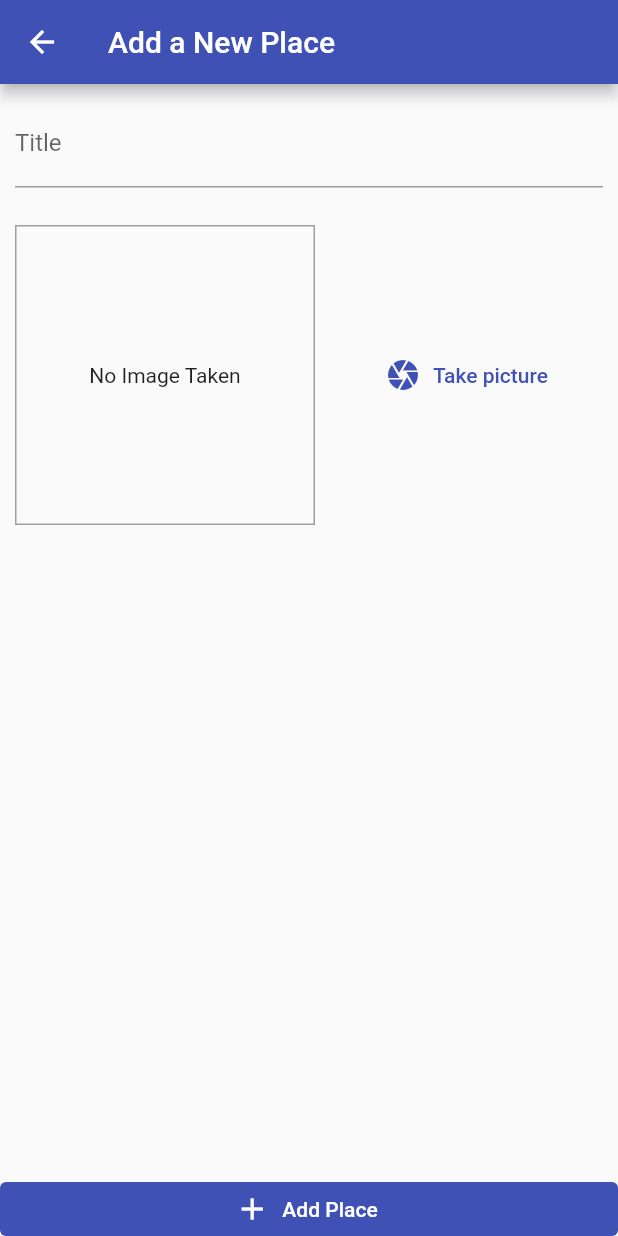
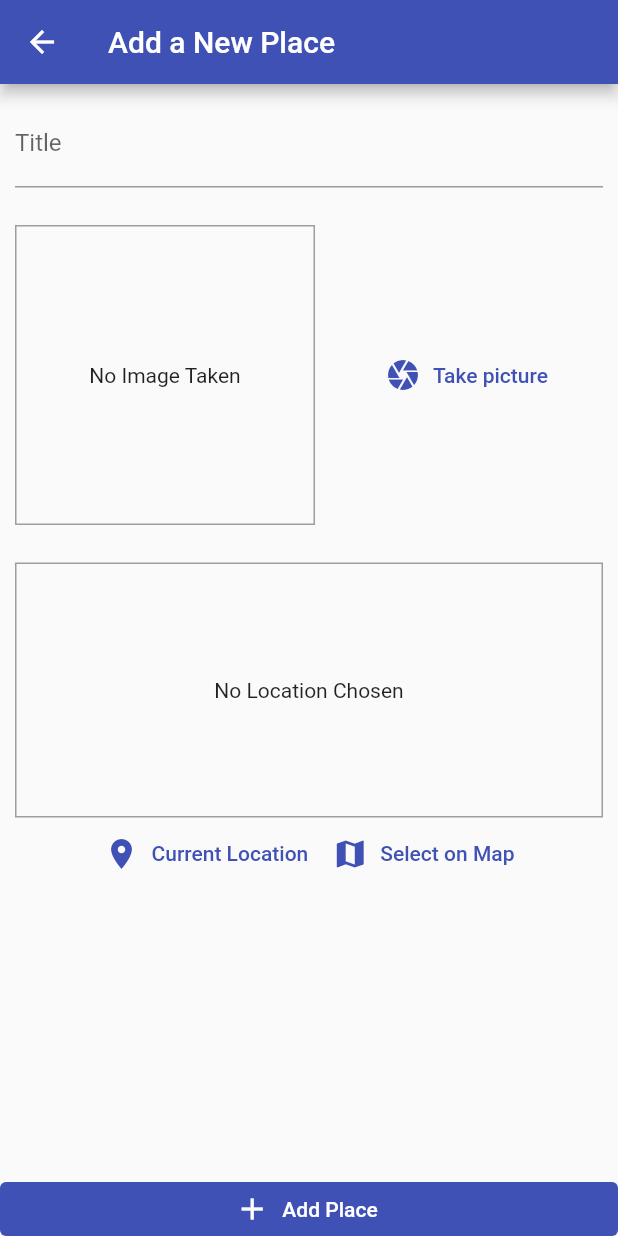
Before and after one commit to p-golba/great_places, a Flutter app: the screen it shows after launch, after a tap on the "add" icon, on a phone screen of 412 x 824 dp. Run offline on Flutter 3.47's test engine with Material 2 defaults, Android fonts, the phone set to English and light mode, and no system bars; our stand-ins replace image_picker, location, sqflite; accounts and stored records are empty.

Commit message:
location picker

```diff
--- /dev/null
+++ b/lib/helpers/db_helper.dart
@@ -0,0 +1,27 @@
+import 'package:sqflite/sqflite.dart' as sql;
+import 'package:path/path.dart' as path;
+
+class DBHelper {
+  Future<sql.Database> database() async {
+    final dbPath = await sql.getDatabasesPath();
+    return sql.openDatabase(path.join(dbPath, 'places.db'),
+        onCreate: (db, version) {
+      db.execute(
+          'CREATE TABLE user_places(id TEXT PRIMARY KEY, title TEXT, image TEXT)');
+    }, version: 1);
+  }
+
+  static Future<void> insert(String table, Map<String, Object> data) async {
+    final db = await DBHelper().database();
+    db.insert(
+      table,
+      data,
+      conflictAlgorithm: sql.ConflictAlgorithm.replace,
+    );
+  }
+
+  static Future<List<Map<String, dynamic>>> getData(String table) async {
+    final db = await DBHelper().database();
+    return db.query(table);
+  }
+}
--- /dev/null
+++ b/lib/helpers/location_helper.dart
@@ -0,0 +1 @@
+const gmpApiKey = String.fromEnvironment('GMP_KEY');
--- a/lib/providers/places.dart
+++ b/lib/providers/places.dart
@@ -3,13 +3,15 @@ import 'dart:io';
 import 'package:flutter/foundation.dart';
 
 import '../models/place.dart';
+import '../helpers/db_helper.dart';
 
 class Places with ChangeNotifier {
-  final List<Place> _items = [];
+  List<Place> _items = [];
 
   List<Place> get items {
     return [..._items];
   }
+
 
   void addPlace(String pickedTitle, File pickedImage) {
     final newPlace = Place(
@@ -20,5 +22,21 @@ class Places with ChangeNotifier {
     );
     _items.add(newPlace);
     notifyListeners();
+    DBHelper.insert('user_places', {
+      'id': newPlace.id,
+      'title': newPlace.title,
+      'image': newPlace.image.path
+    });
+  }
+
+  Future<void> fetchAndSetPlaces() async {
+    final data = await DBHelper.getData('user_places');
+    _items = data.map((e) => Place(
+      id: e['id'],
+      title: e['title'],
+      image: File(e['image']),
+      location: null,
+    )).toList();
+    notifyListeners();
   }
 }
--- a/lib/screens/add_place_screen.dart
+++ b/lib/screens/add_place_screen.dart
@@ -4,6 +4,7 @@ import 'package:flutter/material.dart';
 import 'package:provider/provider.dart';
 
 import '../widgets/image_input.dart';
+import '../widgets/location_input.dart';
 import '../providers/places.dart';
 
 class AddPlaceScreen extends StatefulWidget {
@@ -59,6 +60,8 @@ class _AddPlaceScreenState extends State<AddPlaceScreen> {
                       height: 25,
                     ),
                     ImageInput(_selectImage),
+                    const SizedBox(height: 25,),
+                    const LocationInput(),
                   ],
                 ),
               ),
--- a/lib/screens/places_list_screen.dart
+++ b/lib/screens/places_list_screen.dart
@@ -20,7 +20,17 @@ class PlacesListScreen extends StatelessWidget {
           )
         ],
       ),
-      body: Consumer<Places>(
+      body: FutureBuilder(
+        future: Provider.of<Places>(
+          context,
+          listen: false,
+        ).fetchAndSetPlaces(),
+        builder: (context, snapshot) {
+          return snapshot.connectionState == ConnectionState.waiting
+              ? const Center(
+                  child: CircularProgressIndicator(),
+                )
+              : Consumer<Places>(
                   builder: (context, value, child) {
                     return value.items.isEmpty
                         ? child as Widget
@@ -29,7 +39,8 @@ class PlacesListScreen extends StatelessWidget {
                             itemBuilder: (context, index) {
                               return ListTile(
                                 leading: CircleAvatar(
-                        backgroundImage: FileImage(value.items[index].image),
+                                  backgroundImage:
+                                      FileImage(value.items[index].image),
                                 ),
                                 title: Text(value.items[index].title),
                                 onTap: (() {
@@ -42,6 +53,8 @@ class PlacesListScreen extends StatelessWidget {
                   child: const Center(
                     child: Text('Got no places yet, start adding some!'),
                   ),
+                );
+        },
       ),
     );
   }
--- /dev/null
+++ b/lib/widgets/location_input.dart
@@ -0,0 +1,56 @@
+import 'package:flutter/material.dart';
+import 'package:location/location.dart';
+
+class LocationInput extends StatefulWidget {
+  const LocationInput({super.key});
+
+  @override
+  State<LocationInput> createState() => _LocationInputState();
+}
+
+class _LocationInputState extends State<LocationInput> {
+  String? _previewImageUrl;
+
+  Future<void> _getCurrentUserLocation() async {
+    final locationData = await Location().getLocation();
+  }
+
+  @override
+  Widget build(BuildContext context) {
+    return Column(
+      children: [
+        Container(
+          height: 170,
+          width: double.infinity,
+          alignment: Alignment.center,
+          decoration:
+              BoxDecoration(border: Border.all(width: 1, color: Colors.grey)),
+          child: _previewImageUrl == null
+              ? const Text(
+                  'No Location Chosen',
+                  textAlign: TextAlign.center,
+                )
+              : Image.network(
+                  _previewImageUrl as String,
+                  fit: BoxFit.cover,
+                ),
+        ),
+        Row(
+          mainAxisAlignment: MainAxisAlignment.center,
+          children: [
+            TextButton.icon(
+              onPressed: _getCurrentUserLocation,
+              icon: const Icon(Icons.location_on),
+              label: const Text('Current Location'),
+            ),
+            TextButton.icon(
+              onPressed: () {},
+              icon: const Icon(Icons.map),
+              label: const Text('Select on Map'),
+            ),
+          ],
+        )
+      ],
+    );
+  }
+}
--- a/pubspec.yaml
+++ b/pubspec.yaml
@@ -40,6 +40,9 @@ dependencies:
   image_picker: ^0.8.6
   path_provider: ^2.0.11
   path: ^1.8.2
+  sqflite: ^2.2.2
+  location: ^4.4.0
+  envied: ^0.3.0
 
 dev_dependencies:
   flutter_test:
```
Also changed, not shown: pubspec.lock, 2 other files. Lines whose indentation alone changed are shown as unchanged.
